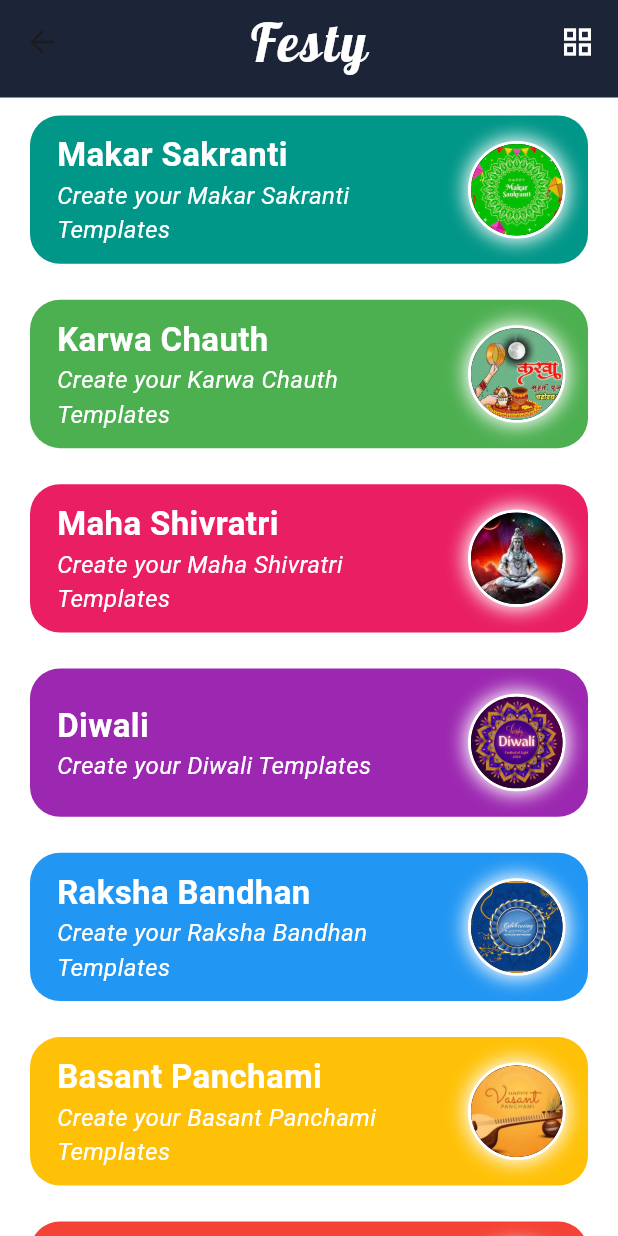
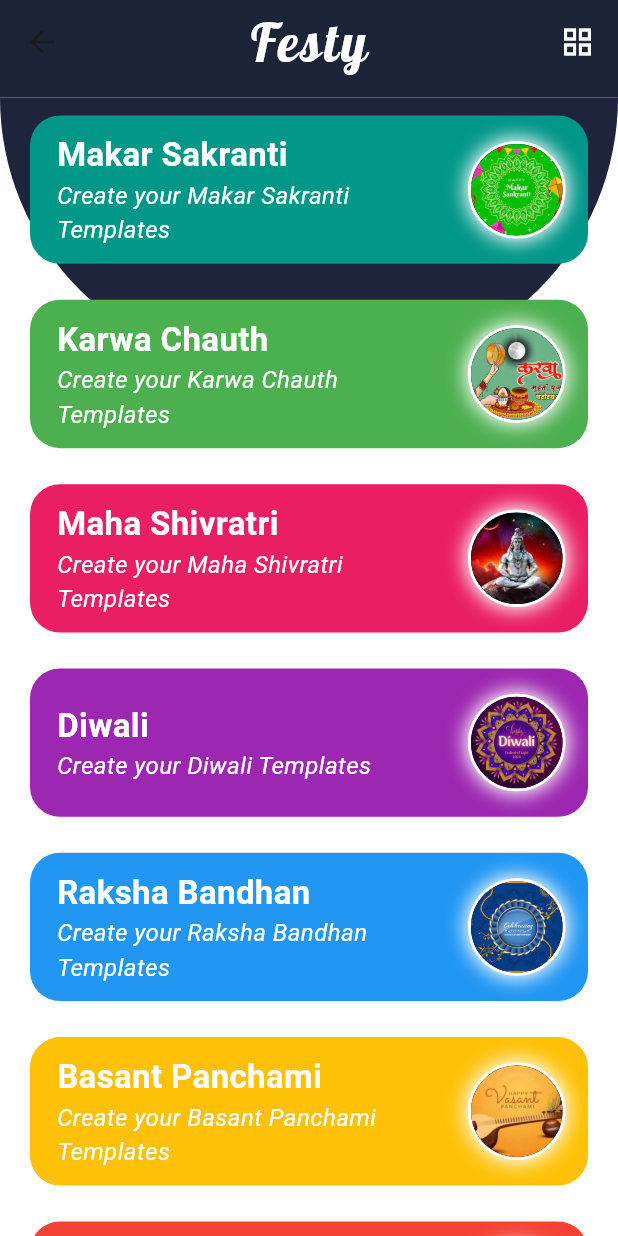
Before and after one commit to MauryaAayush/poster_app, a Flutter app: the screen it shows after launch, on a phone screen of 412 x 824 dp. Run offline on Flutter 3.47's test engine with Material 3 defaults, Android fonts, the phone set to English and light mode, and no system bars; our stand-ins replace google_fonts.

Commit message:
Radhey Radhey

```diff
--- a/lib/views/Home/Home_Screen.dart
+++ b/lib/views/Home/Home_Screen.dart
@@ -15,7 +15,7 @@ class Home_Screen extends StatefulWidget {
 class _Home_ScreenState extends State<Home_Screen> {
   @override
   Widget build(BuildContext context) {
-    // double height = MediaQuery.of(context).size.height;
+    double height = MediaQuery.of(context).size.height;
     // double width = MediaQuery.of(context).size.width;
     return Scaffold(
       backgroundColor: Colors.white,
@@ -51,7 +51,31 @@ class _Home_ScreenState extends State<Home_Screen> {
           ],
         ),
       ),
-      body: Center(child: (isfestival)?List_view():Grid_View()),
+      body: Center(
+          child: Stack(
+            children: [
+              Column(
+                      children: [
+
+              Container(
+                height: height*0.22,
+                alignment: Alignment.center,
+                decoration: const BoxDecoration(
+                    color: Color(0xff1d243b),
+                    borderRadius: BorderRadius.only(
+                        bottomLeft: Radius.elliptical(200, 200),
+                        bottomRight: Radius.elliptical(200, 200))),
+              ),
+
+
+                      ],
+                    ),
+              (isfestival)?List_view():Grid_View() ,
+            ],
+          )),
     );
   }
 }
+
+
+//
```
